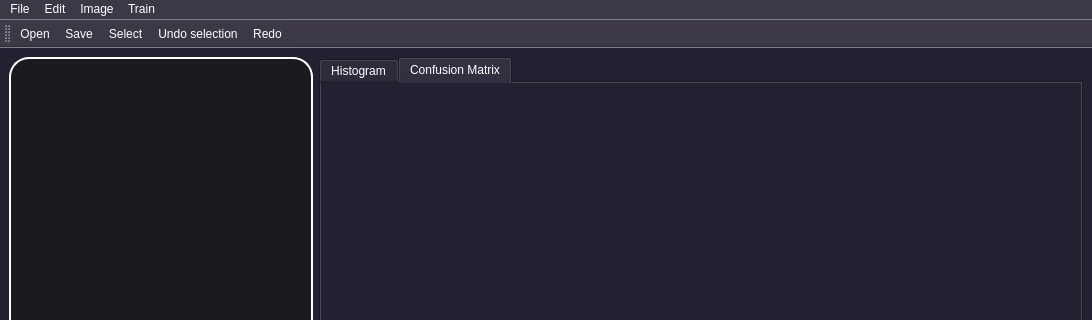
This is trabalho-final-pi/forms/mainwindow.ui in solid-titans/Trabalho-Final-PI as Qt 5 draws it before an edit; both pictures show x 0 to 1092 and y 0 to 320 of the 1092 by 1100 pixel window. The edited form follows.
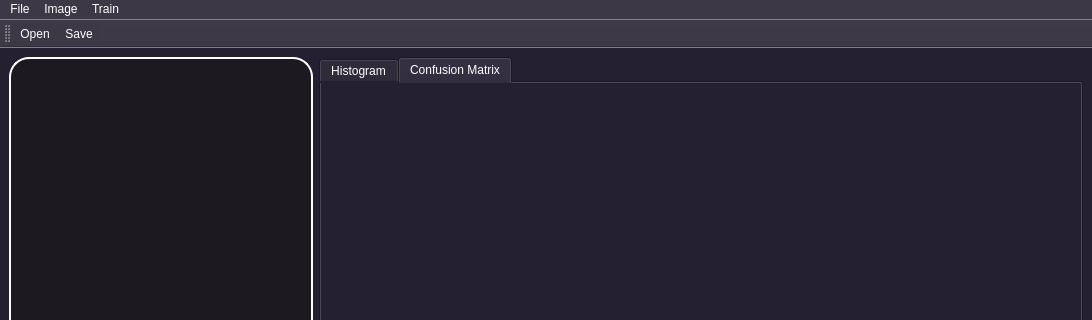
This is the edited form. Icons and pictures are not drawn. Custom widgets are drawn as their Qt base class.

The edit to the form file:
```diff
--- a/trabalho-final-pi/forms/mainwindow.ui
+++ b/trabalho-final-pi/forms/mainwindow.ui
@@ -140,20 +140,6 @@
     <addaction name="trainClassifier"/>
     <addaction name="predictBIRADS"/>
    </widget>
-   <widget class="QMenu" name="menuEdit">
-    <property name="title">
-     <string>Edit</string>
-    </property>
-    <widget class="QMenu" name="menuRegion">
-     <property name="title">
-      <string>Region</string>
-     </property>
-     <addaction name="selectRegion"/>
-     <addaction name="undoSelection"/>
-     <addaction name="redoSelection"/>
-    </widget>
-    <addaction name="menuRegion"/>
-   </widget>
    <widget class="QMenu" name="menuImage">
     <property name="title">
      <string>Image</string>
@@ -173,7 +159,6 @@
     <addaction name="quantization"/>
    </widget>
    <addaction name="menuFile"/>
-   <addaction name="menuEdit"/>
    <addaction name="menuImage"/>
    <addaction name="menuTrain"/>
   </widget>
@@ -190,9 +175,6 @@
    </attribute>
    <addaction name="openFile"/>
    <addaction name="saveFile"/>
-   <addaction name="selectRegion"/>
-   <addaction name="undoSelection"/>
-   <addaction name="redoSelection"/>
   </widget>
   <action name="openFile">
    <property name="icon">
```
Left out of the diff: 9 changed lines with no effect on the pictures.
